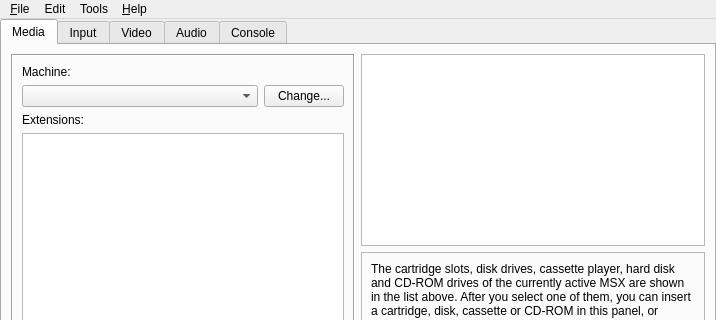
openMSX/catapult, file main.ui: the form before one commit; both pictures show x 0 to 716 and y 0 to 320 of the 716 by 578 pixel window.
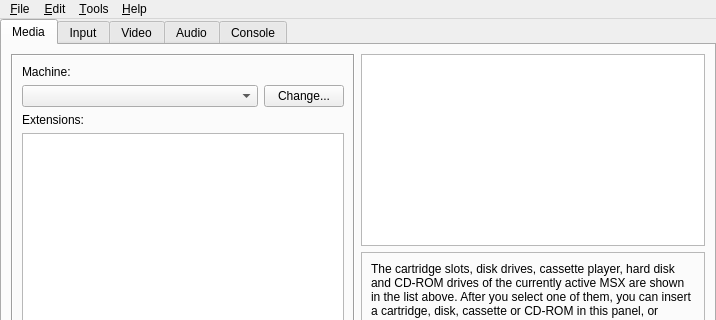
The form after the commit. Icons and pictures are not drawn.

Commit message: Added "..." after "Configuration" menu item. Also added keyboard shortcuts for all menu items that did not have one yet.

What changed in the file:
```diff
--- a/main.ui
+++ b/main.ui
@@ -1665,7 +1665,7 @@
    </widget>
    <widget class="QMenu" name="menuConfiguration" >
     <property name="title" >
-     <string>Edit</string>
+     <string>&amp;Edit</string>
     </property>
     <addaction name="action_EditConfiguration" />
    </widget>
@@ -1677,7 +1677,7 @@
    </widget>
    <widget class="QMenu" name="menuTools" >
     <property name="title" >
-     <string>Tools</string>
+     <string>&amp;Tools</string>
     </property>
     <addaction name="action_Start_Debugger" />
     <addaction name="action_Diskmanipulator" />
```
Left out of the diff: 6 changed lines with no effect on the pictures.
